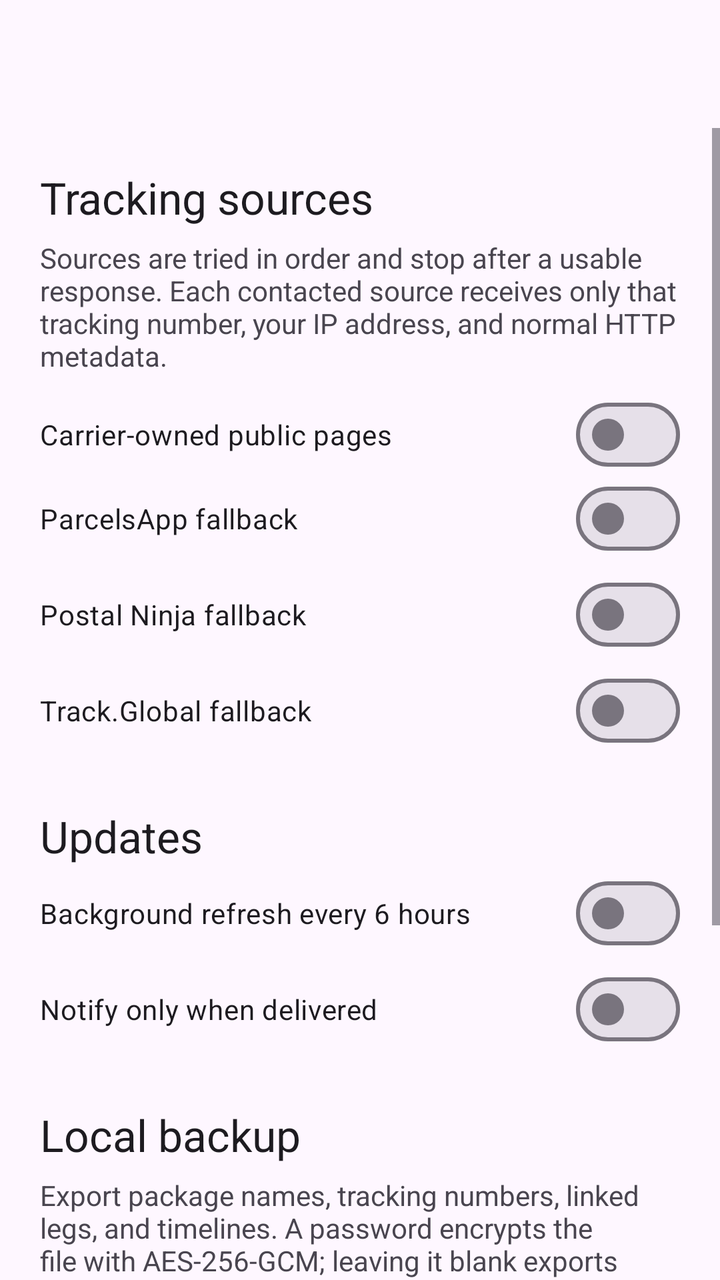
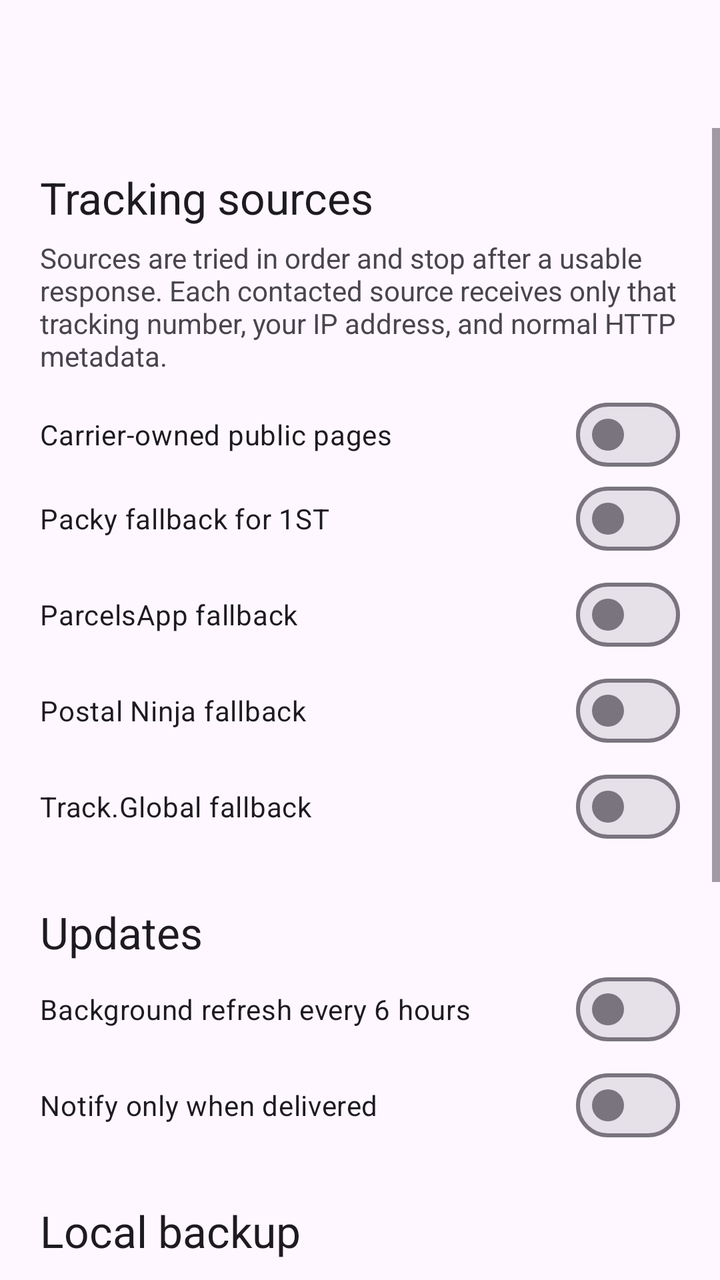

An Android layout rendered at two revisions. The XML below is the earlier revision; the diff shows what the commit changed to produce the second picture.
<!-- AndroidManifest.xml: application theme Theme.ParcelPal -->
<!-- res/layout/activity_settings.xml -->
<?xml version="1.0" encoding="utf-8"?>
<LinearLayout xmlns:android="http://schemas.android.com/apk/res/android"
    android:layout_width="match_parent"
    android:layout_height="match_parent"
    android:orientation="vertical">

    <com.google.android.material.appbar.MaterialToolbar
        android:id="@+id/toolbar"
        android:layout_width="match_parent"
        android:layout_height="wrap_content"
        android:background="?attr/colorSurface"
        android:title="Settings" />

    <ScrollView android:layout_width="match_parent" android:layout_height="match_parent">
        <LinearLayout android:layout_width="match_parent" android:layout_height="wrap_content" android:orientation="vertical" android:padding="20dp">
            <TextView android:layout_width="match_parent" android:layout_height="wrap_content" android:text="Tracking sources" android:textAppearance="?attr/textAppearanceTitleLarge" />
            <TextView android:layout_width="match_parent" android:layout_height="wrap_content" android:paddingTop="6dp" android:text="Sources are tried in order and stop after a usable response. Each contacted source receives only that tracking number, your IP address, and normal HTTP metadata." />
            <com.google.android.material.materialswitch.MaterialSwitch android:id="@+id/directSwitch" android:layout_width="match_parent" android:layout_height="wrap_content" android:paddingTop="12dp" android:text="Carrier-owned public pages" />
            <com.google.android.material.materialswitch.MaterialSwitch android:id="@+id/parcelsSwitch" android:layout_width="match_parent" android:layout_height="wrap_content" android:text="ParcelsApp fallback" />
            <com.google.android.material.materialswitch.MaterialSwitch android:id="@+id/postalNinjaSwitch" android:layout_width="match_parent" android:layout_height="wrap_content" android:text="Postal Ninja fallback" />
            <com.google.android.material.materialswitch.MaterialSwitch android:id="@+id/trackGlobalSwitch" android:layout_width="match_parent" android:layout_height="wrap_content" android:text="Track.Global fallback" />

            <TextView android:layout_width="match_parent" android:layout_height="wrap_content" android:paddingTop="24dp" android:text="Updates" android:textAppearance="?attr/textAppearanceTitleLarge" />
            <com.google.android.material.materialswitch.MaterialSwitch android:id="@+id/backgroundSwitch" android:layout_width="match_parent" android:layout_height="wrap_content" android:text="Background refresh every 6 hours" />
            <com.google.android.material.materialswitch.MaterialSwitch android:id="@+id/deliveredOnlySwitch" android:layout_width="match_parent" android:layout_height="wrap_content" android:text="Notify only when delivered" />

            <TextView android:layout_width="match_parent" android:layout_height="wrap_content" android:paddingTop="24dp" android:text="Local backup" android:textAppearance="?attr/textAppearanceTitleLarge" />
            <TextView android:layout_width="match_parent" android:layout_height="wrap_content" android:paddingTop="6dp" android:text="Export package names, tracking numbers, linked legs, and timelines. A password encrypts the file with AES-256-GCM; leaving it blank exports readable JSON." />
            <LinearLayout android:layout_width="match_parent" android:layout_height="wrap_content" android:orientation="horizontal" android:paddingTop="12dp">
                <com.google.android.material.button.MaterialButton android:id="@+id/exportButton" android:layout_width="0dp" android:layout_height="wrap_content" android:layout_weight="1" android:text="Export" />
                <com.google.android.material.button.MaterialButton android:id="@+id/importButton" style="@style/Widget.Material3.Button.OutlinedButton" android:layout_width="0dp" android:layout_height="wrap_content" android:layout_marginStart="8dp" android:layout_weight="1" android:text="Import" />
            </LinearLayout>

            <TextView android:layout_width="match_parent" android:layout_height="wrap_content" android:paddingTop="24dp" android:text="Privacy" android:textAppearance="?attr/textAppearanceTitleLarge" />
            <TextView android:layout_width="match_parent" android:layout_height="wrap_content" android:paddingTop="6dp" android:text="No account, advertising ID, analytics, Firebase, telemetry, cloud backup, contacts, location, email access, or ParcelPal-operated server. The camera permission is used only when you choose Scan barcode. HTTPS and per-source hostname allowlists are enforced." />
        </LinearLayout>
    </ScrollView>
</LinearLayout>
<!-- resources referenced by this layout -->
<resources>
  <style name="Theme.ParcelPal" parent="Theme.Material3.DayNight.NoActionBar">
          <item name="colorPrimary">@color/primary</item>
          <item name="colorOnPrimary">@color/on_primary</item>
          <item name="android:colorAccent">@color/primary</item>
          <item name="android:navigationBarColor">@color/surface</item>
      </style>
  <color name="primary">#315C46</color>
  <color name="on_primary">#FFFFFF</color>
  <color name="surface">#FAFDF9</color>
</resources>

<!-- the commit's change to res/layout/activity_settings.xml (unified diff, before → after) -->
@@ -16,6 +16,7 @@
             <TextView android:layout_width="match_parent" android:layout_height="wrap_content" android:text="Tracking sources" android:textAppearance="?attr/textAppearanceTitleLarge" />
             <TextView android:layout_width="match_parent" android:layout_height="wrap_content" android:paddingTop="6dp" android:text="Sources are tried in order and stop after a usable response. Each contacted source receives only that tracking number, your IP address, and normal HTTP metadata." />
             <com.google.android.material.materialswitch.MaterialSwitch android:id="@+id/directSwitch" android:layout_width="match_parent" android:layout_height="wrap_content" android:paddingTop="12dp" android:text="Carrier-owned public pages" />
+            <com.google.android.material.materialswitch.MaterialSwitch android:id="@+id/packySwitch" android:layout_width="match_parent" android:layout_height="wrap_content" android:text="Packy fallback for 1ST" />
             <com.google.android.material.materialswitch.MaterialSwitch android:id="@+id/parcelsSwitch" android:layout_width="match_parent" android:layout_height="wrap_content" android:text="ParcelsApp fallback" />
             <com.google.android.material.materialswitch.MaterialSwitch android:id="@+id/postalNinjaSwitch" android:layout_width="match_parent" android:layout_height="wrap_content" android:text="Postal Ninja fallback" />
             <com.google.android.material.materialswitch.MaterialSwitch android:id="@+id/trackGlobalSwitch" android:layout_width="match_parent" android:layout_height="wrap_content" android:text="Track.Global fallback" />
